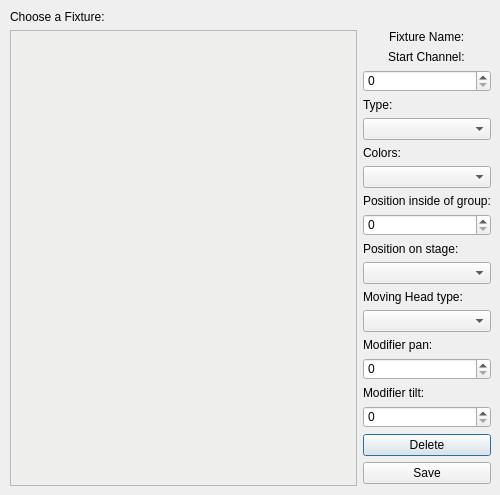
First picture: the form in src/ui/edit_fixture_dialog.ui, repository Lenium37/SigLight, before the edit.
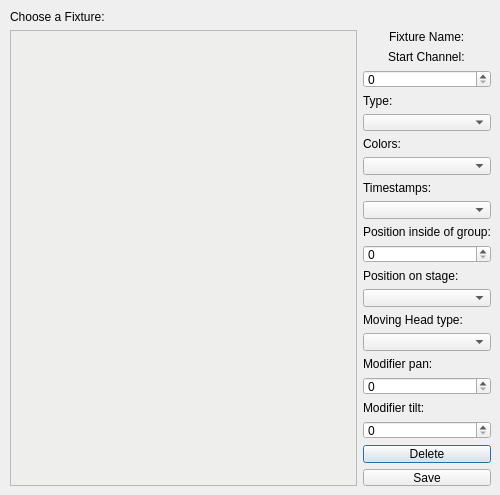
Second picture: the form after the edit.

Commit message: added timestamps type to GUI fixture setting

Patch:
```diff
--- a/src/ui/edit_fixture_dialog.ui
+++ b/src/ui/edit_fixture_dialog.ui
@@ -148,7 +148,32 @@
       </item>
       <item>
        <widget class="QComboBox" name="cB_colors"/>
-      </item>      
+      </item>
+      <item alignment="Qt::AlignBottom">
+       <widget class="QLabel" name="l_timestamps">
+        <property name="sizePolicy">
+         <sizepolicy hsizetype="Preferred" vsizetype="Preferred">
+          <horstretch>0</horstretch>
+          <verstretch>0</verstretch>
+         </sizepolicy>
+        </property>
+        <property name="layoutDirection">
+         <enum>Qt::LeftToRight</enum>
+        </property>
+        <property name="autoFillBackground">
+         <bool>false</bool>
+        </property>
+        <property name="styleSheet">
+         <string notr="true"/>
+        </property>
+        <property name="text">
+         <string>Timestamps:</string>
+        </property>
+       </widget>
+      </item>
+      <item>
+       <widget class="QComboBox" name="cB_timestamps"/>
+      </item>
       <item alignment="Qt::AlignBottom">
        <widget class="QLabel" name="l_position_inside_group">
         <property name="sizePolicy">
```
The commit also changes 15 other files.
